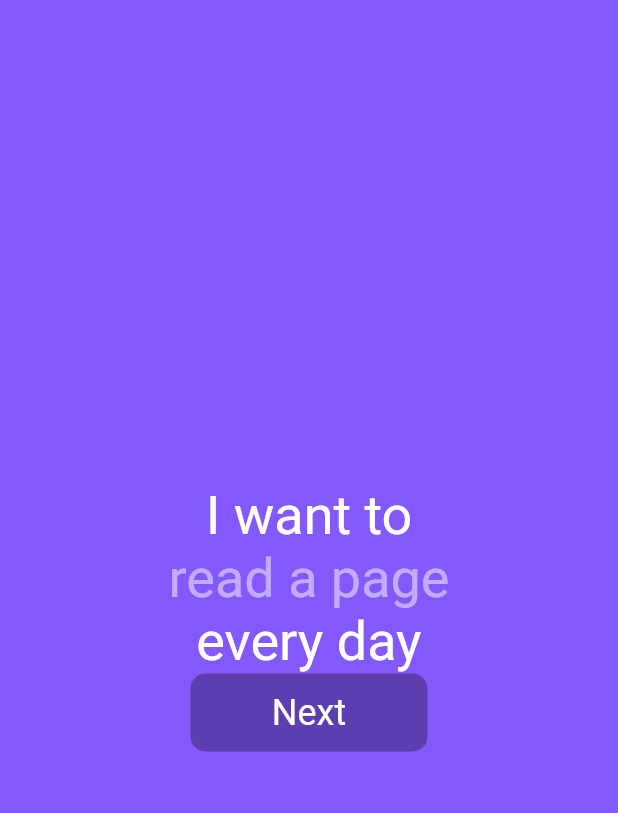
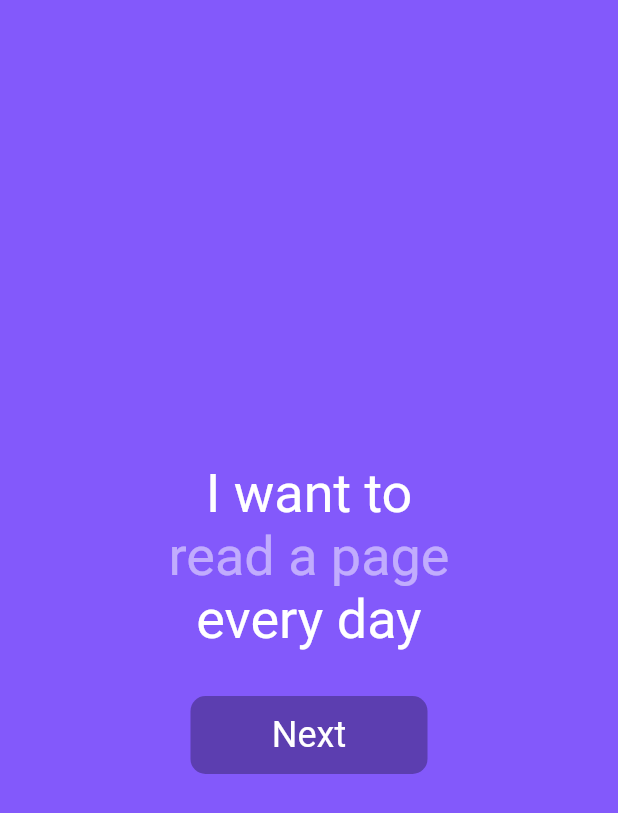
Before and after one commit to jac-snall/habit_tracker, a Flutter app: the screen it shows after launch, on a phone screen of 412 x 824 dp. Shown: the top 813 px of the screen. Run offline on Flutter 3.47's test engine with Material 2 defaults, Android fonts, the phone set to English and light mode, and no system bars; drawn by our look-alikes of animated_text_kit.

Commit message:
Added sizedbox to startview

```diff
--- a/lib/Views/start_view.dart
+++ b/lib/Views/start_view.dart
@@ -99,6 +99,9 @@ class _StartViewState extends State<StartView> {
                     ],
                   ),
                 ),
+                SizedBox(
+                  height: 30,
+                ),
                 TextButton(onPressed: _handleSubmit, child: Text('Next'))
               ],
             ),
```
